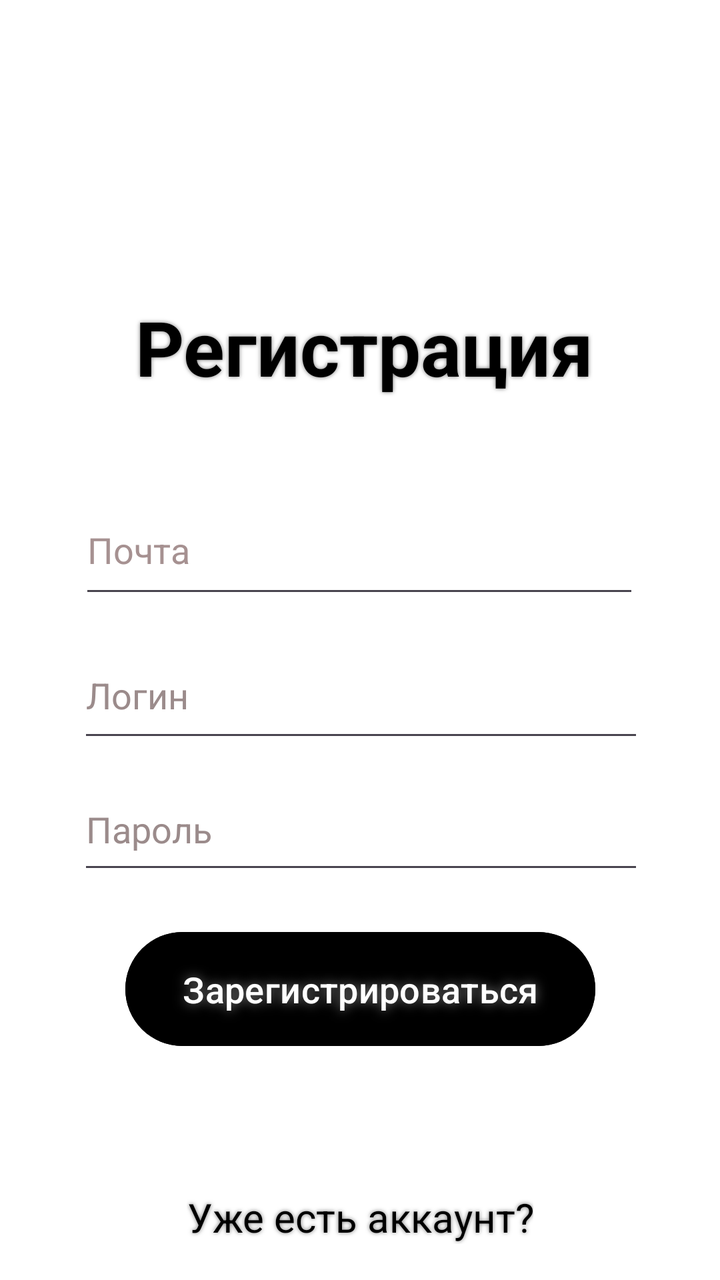
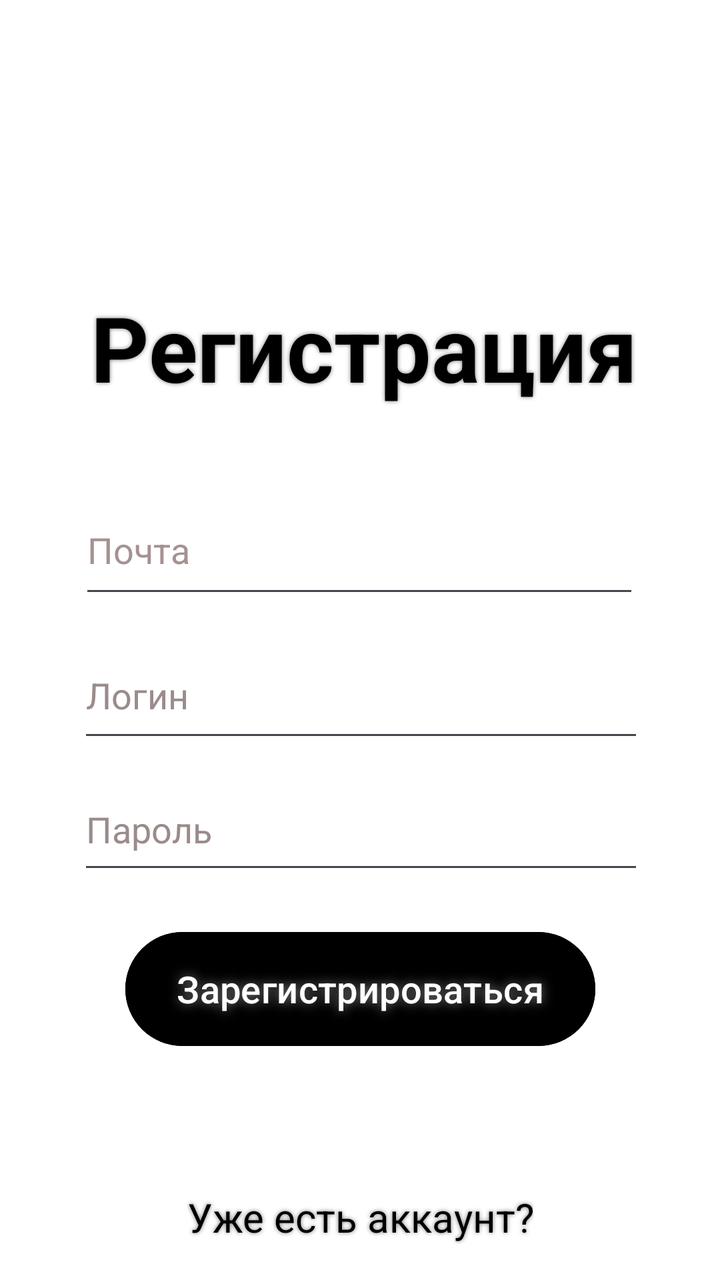

Two renders of the same Android screen: before a commit and after it. Below are the layout's source before the change and the commit's diff.
<!-- AndroidManifest.xml: application theme Theme.PipesDetector -->
<!-- res/layout/activity_registration.xml -->
<?xml version="1.0" encoding="utf-8"?>
<androidx.constraintlayout.widget.ConstraintLayout xmlns:android="http://schemas.android.com/apk/res/android"
    xmlns:app="http://schemas.android.com/apk/res-auto"
    xmlns:tools="http://schemas.android.com/tools"
    android:id="@+id/main"
    android:layout_width="match_parent"
    android:background="#FFFFFF"
    android:layout_height="match_parent"
    tools:context=".RegistrationActivity">


    <EditText
        android:id="@+id/EmailAddress"
        android:layout_width="280dp"
        android:layout_height="61dp"
        android:layout_marginTop="36dp"
        android:ems="10"
        android:hint="Почта"
        android:inputType="textEmailAddress"
        android:textColor="@color/black"
        android:textColorHint="#A69191"
        app:layout_constraintEnd_toEndOf="parent"
        app:layout_constraintHorizontal_bias="0.496"
        app:layout_constraintStart_toStartOf="parent"
        app:layout_constraintTop_toBottomOf="@+id/RegistrationText"
        tools:ignore="MissingConstraints" />

    <TextView
        android:id="@+id/RegistrationText"
        android:layout_width="275dp"
        android:layout_height="67dp"
        android:layout_marginTop="140dp"
        android:gravity="center"
        android:shadowColor="#7A7A7A"
        android:shadowRadius="5"
        android:text="Регистрация"
        android:textColor="@color/black"
        android:textSize="38sp"
        android:textStyle="bold"
        app:layout_constraintEnd_toEndOf="parent"
        app:layout_constraintHorizontal_bias="0.524"
        app:layout_constraintStart_toStartOf="parent"
        app:layout_constraintTop_toTopOf="parent"
        tools:ignore="MissingConstraints" />

    <EditText
        android:id="@+id/UserLoginRegistrationScreen"
        android:layout_width="283dp"
        android:layout_height="60dp"
        android:layout_marginTop="12dp"
        android:ems="10"
        android:hint="Логин"
        android:inputType="text"
        android:text=""
        android:textColor="@color/black"
        android:textColorHint="#9B8B8B"
        app:layout_constraintEnd_toEndOf="parent"
        app:layout_constraintHorizontal_bias="0.507"
        app:layout_constraintStart_toStartOf="parent"
        app:layout_constraintTop_toBottomOf="@+id/EmailAddress"
        tools:ignore="MissingConstraints" />

    <EditText
        android:id="@+id/UserPasswordRegistrationScreen"
        android:layout_width="283dp"
        android:layout_height="58dp"
        android:layout_marginTop="8dp"
        android:ems="10"
        android:hint="Пароль"
        android:inputType="text"
        android:text=""
        android:textColor="@color/black"
        android:textColorHint="#9B8B8B"
        app:layout_constraintEnd_toEndOf="parent"
        app:layout_constraintHorizontal_bias="0.507"
        app:layout_constraintStart_toStartOf="parent"
        app:layout_constraintTop_toBottomOf="@+id/UserLoginRegistrationScreen"
        tools:ignore="MissingConstraints" />

    <Button
        android:id="@+id/RegInButton"
        android:layout_width="235dp"
        android:layout_height="65dp"
        android:layout_marginTop="20dp"
        android:shadowColor="#818080"
        android:backgroundTint="#000000"
        android:gravity="center"
        android:shadowRadius="14"
        android:text="Зарегистрироваться"
        android:textSize="18sp"
        app:layout_constraintEnd_toEndOf="parent"
        app:layout_constraintStart_toStartOf="parent"
        app:layout_constraintTop_toBottomOf="@+id/UserPasswordRegistrationScreen"
        tools:ignore="MissingConstraints" />

    <TextView
        android:id="@+id/HaveAccountText"
        android:layout_width="wrap_content"
        android:layout_height="wrap_content"
        android:layout_marginTop="68dp"
        android:text="Уже есть аккаунт?"
        android:shadowColor="#7A7A7A"
        android:gravity="center"
        android:shadowRadius="5"
        android:textColor="@color/black"
        android:textSize="20sp"
        app:layout_constraintEnd_toEndOf="parent"
        app:layout_constraintStart_toStartOf="parent"
        app:layout_constraintTop_toBottomOf="@+id/RegInButton"
        tools:ignore="MissingConstraints" />

    <Button
        android:id="@+id/ToLogInScreen"
        android:layout_width="131dp"
        android:layout_height="58dp"
        android:layout_marginTop="16dp"
        android:backgroundTint="#000000"
        android:gravity="center"
        android:text="Войти"
        android:textSize="16sp"
        app:layout_constraintEnd_toEndOf="parent"
        app:layout_constraintStart_toStartOf="parent"
        app:layout_constraintTop_toBottomOf="@+id/HaveAccountText"
        tools:ignore="MissingConstraints" />

</androidx.constraintlayout.widget.ConstraintLayout>
<!-- resources referenced by this layout -->
<resources>
  <color name="black">#FF000000</color>
  <style name="Theme.PipesDetector" parent="Base.Theme.PipesDetector" />
  <style name="Base.Theme.PipesDetector" parent="Theme.Material3.DayNight.NoActionBar">
          
          
      </style>
</resources>

<!-- the commit's change to res/layout/activity_registration.xml (unified diff, before → after) -->
@@ -30,6 +30,7 @@
         android:layout_width="275dp"
         android:layout_height="67dp"
         android:layout_marginTop="140dp"
+        android:autoSizeTextType="uniform"
         android:gravity="center"
         android:shadowColor="#7A7A7A"
         android:shadowRadius="5"
@@ -82,9 +83,10 @@
         android:layout_width="235dp"
         android:layout_height="65dp"
         android:layout_marginTop="20dp"
-        android:shadowColor="#818080"
+        android:autoSizeTextType="uniform"
         android:backgroundTint="#000000"
         android:gravity="center"
+        android:shadowColor="#818080"
         android:shadowRadius="14"
         android:text="Зарегистрироваться"
         android:textSize="18sp"
@@ -98,6 +100,7 @@
         android:layout_width="wrap_content"
         android:layout_height="wrap_content"
         android:layout_marginTop="68dp"
+        android:autoSizeTextType="uniform"
         android:text="Уже есть аккаунт?"
         android:shadowColor="#7A7A7A"
         android:gravity="center"
@@ -114,6 +117,7 @@
         android:layout_width="131dp"
         android:layout_height="58dp"
         android:layout_marginTop="16dp"
+        android:autoSizeTextType="uniform"
         android:backgroundTint="#000000"
         android:gravity="center"
         android:text="Войти"
